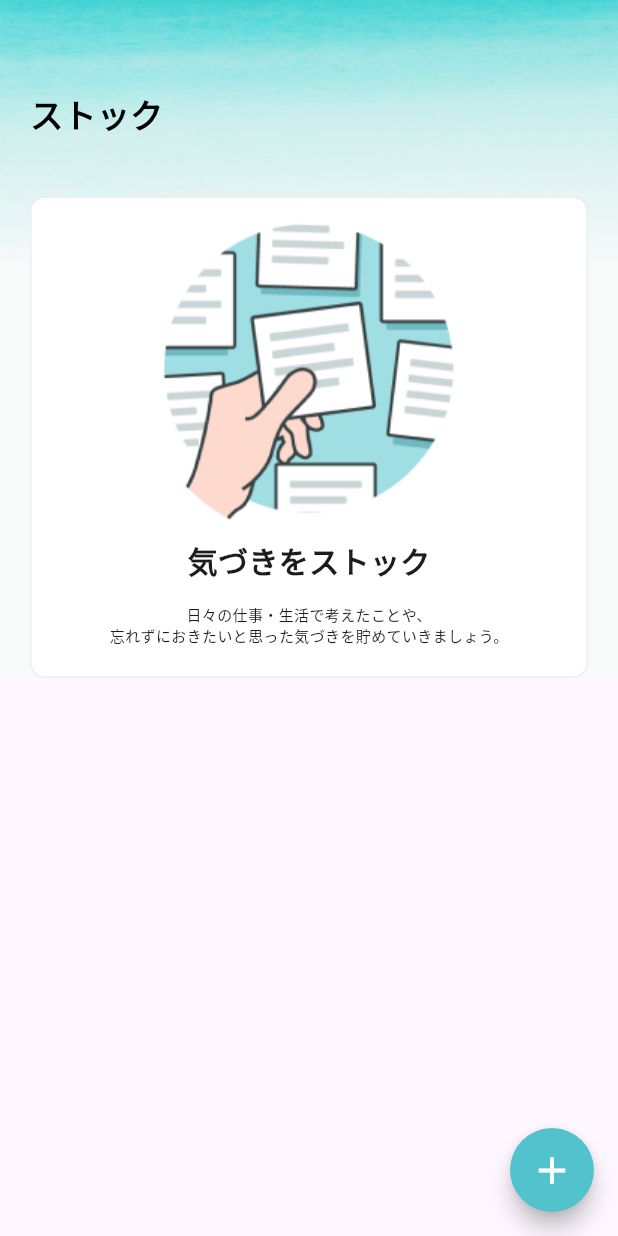
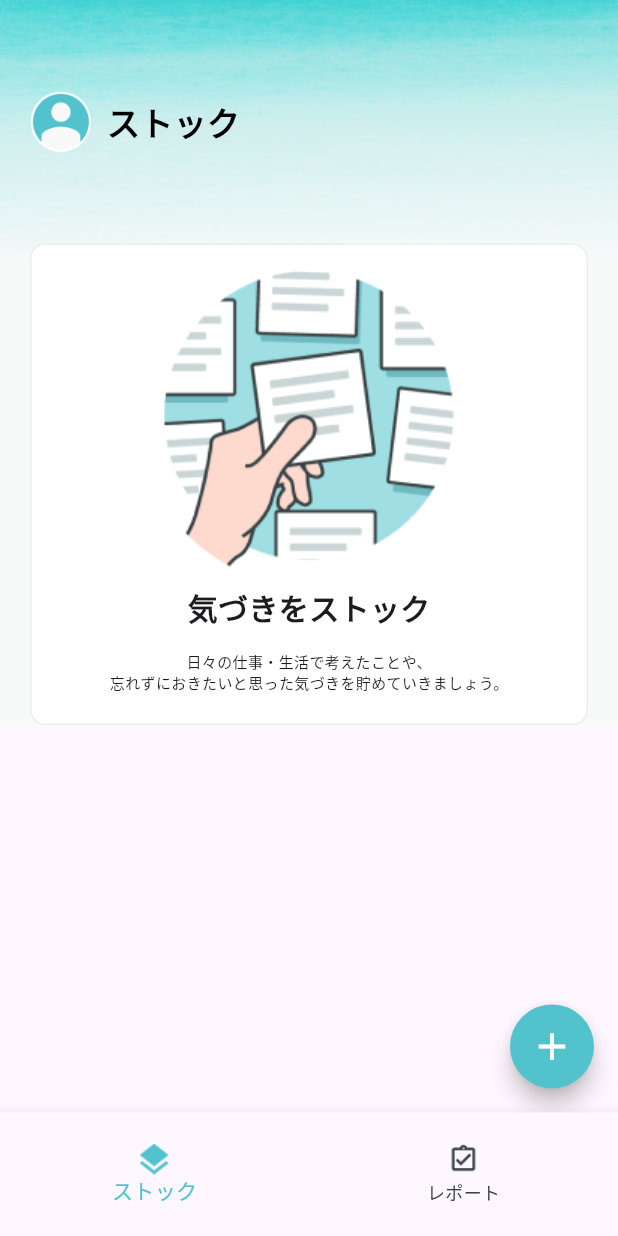
Before and after one commit to IwasaHinata141/stockr-ojt, a Flutter app: the screen it shows after launch, on a phone screen of 412 x 824 dp. Run offline on Flutter 3.47's test engine with Material 3 defaults, Android fonts, the phone set to English and light mode, and no system bars; our stand-ins replace cloud_firestore, firebase_core, flutter_riverpod, freezed_annotation, percent_indicator; accounts and stored records are empty.

Commit message:
feat: dashboardScreen追加

```diff
--- a/lib/main.dart
+++ b/lib/main.dart
@@ -3,6 +3,7 @@
 import 'package:stockr_ojt/ui/home_screen/view/home_screen_view.dart';
 import 'package:firebase_core/firebase_core.dart';
 import 'firebase_options.dart';
+import 'package:stockr_ojt/ui/dashboard_screen/view/dashboard_screen_view.dart';
 
 void main() async {
 
@@ -40,8 +41,54 @@
 
 class _MyHomePageState extends State<MyHomePage> {
 
+  int _currentIndex = 0;
+
+  // bottomNavigationBarのページのリスト
+  late final _pageWidgets = [
+    // ホーム画面
+    const HomeScreen(),
+    // ダッシュボード画面
+    const DashBoardScreen(),
+  ];
+
   @override
   Widget build(BuildContext context) {
-    return HomeScreen();
+    final screenHeight = MediaQuery.of(context).size.height;
+    final screenWidth = MediaQuery.of(context).size.width;
+    return Scaffold(
+      body: _pageWidgets[_currentIndex],
+      bottomNavigationBar: SizedBox(
+        height: screenHeight * 0.1,
+        child: BottomNavigationBar(
+          // 選択中のアイテムindex
+          currentIndex: _currentIndex,
+          // タップ時のハンドラ
+          onTap: (selectedIndex) => setState(() {
+            _currentIndex = selectedIndex;
+          }),
+          // ページ下部に表示するアイテム
+          items: [
+            BottomNavigationBarItem(
+              icon: SizedBox(
+                width: screenWidth * 0.05, // 画面の幅の10%をアイコンの幅に設定
+                height: screenWidth * 0.05, // 画面の幅の10%をアイコンの高さに設定
+                child: const ImageIcon(AssetImage('images/Vector.png')),
+              ),
+              label: "ストック",
+            ),
+            BottomNavigationBarItem(
+              icon: SizedBox(
+                width: screenWidth * 0.05, // 画面の幅の10%をアイコンの幅に設定
+                height: screenWidth * 0.05, // 画面の幅の10%をアイコンの高さに設定
+                child: const ImageIcon(AssetImage('images/icon.png')),
+              ),
+              label: "レポート",
+            ),
+          ],
+          selectedItemColor: const Color(0xFF52C2CD), // 選択されたアイテムの色
+          unselectedItemColor: const Color(0xFF374142), // 選択されていないアイテムの色
+        ),
+      ),
+    );
   }
 }
--- a/lib/model/get_my_stock_model.dart
+++ b/lib/model/get_datas/get_my_stock_model.dart
@@ -1,10 +1,9 @@
 import 'package:cloud_firestore/cloud_firestore.dart';
-import 'stock_model.dart';
-
+import '../freezed/stock_model.dart';
 final db = FirebaseFirestore.instance;
 
 Stream<List<Stock>> getMyStock() {
- return db.collection('user').doc("uid1").collection("stocks").snapshots().map((querySnapshot) {
+ return db.collection('users').doc("uid1").collection("stocks").snapshots().map((querySnapshot) {
     List<Stock> stockList = [];
     for (var docSnapshot in querySnapshot.docs) {
       Map<String, dynamic> stockData = docSnapshot.data();
--- a/lib/model/add_my_stock_model.dart
+++ b/lib/model/hancle_stocks/add_my_stock_model.dart
@@ -3,7 +3,7 @@ import 'package:cloud_firestore/cloud_firestore.dart';
 final db = FirebaseFirestore.instance;
 
 Future<bool> addMyStock(String text, DateTime timeStamp, String stockCode) async {
-  final myStockRef = db.collection('user').doc("uid1").collection("stocks").doc(stockCode);
+  final myStockRef = db.collection('users').doc("uid1").collection("stocks").doc(stockCode);
 
   final Map<String, dynamic> stockData = {
     'text': text,
--- a/lib/model/delete_my_stock_model.dart
+++ b/lib/model/hancle_stocks/delete_my_stock_model.dart
@@ -3,7 +3,7 @@ import 'package:cloud_firestore/cloud_firestore.dart';
 final db = FirebaseFirestore.instance;
 
 Future<bool> deleteMyStock(String stockCode) async {
-  final myStockRef = db.collection('user').doc("uid1").collection("stocks").doc(stockCode);
+  final myStockRef = db.collection('users').doc("uid1").collection("stocks").doc(stockCode);
 
   try {
     await myStockRef.delete();
--- a/lib/model/update_my_stock_model.dart
+++ b/lib/model/hancle_stocks/update_my_stock_model.dart
@@ -3,7 +3,7 @@ import 'package:cloud_firestore/cloud_firestore.dart';
 final db = FirebaseFirestore.instance;
 
 Future<bool> updateMyStock(String text,DateTime timeStamp,String stockCode) async {
-  final myStockRef = db.collection('user').doc("uid1").collection("stocks").doc(stockCode);
+  final myStockRef = db.collection('users').doc("uid1").collection("stocks").doc(stockCode);
 
   final Map<String, dynamic> stockData = {
     'text': text,
--- a/lib/ui/home_screen/view/home_screen_view.dart
+++ b/lib/ui/home_screen/view/home_screen_view.dart
@@ -1,6 +1,6 @@
 import 'package:flutter/material.dart';
 import 'package:flutter_riverpod/flutter_riverpod.dart';
-import 'package:stockr_ojt/model/stock_model.dart';
+import 'package:stockr_ojt/model/freezed/stock_model.dart';
 import '../../post_screen/view/post_screen_view.dart';
 import '../../post_screen/view_model/post_screen_view_model.dart';
 import '../../../ui/dialog/home_screen_dialog.dart';
@@ -12,7 +12,8 @@ class HomeScreen extends ConsumerWidget {
   @override
   Widget build(BuildContext context, WidgetRef ref) {
     final asyncData = ref.watch(postScreenViewModelProvider);
-
+    final screenHeight = MediaQuery.of(context).size.height;
+    final screenWidth = MediaQuery.of(context).size.width;
     return Scaffold(
       body: Container(
         color: const Color(0xFFF8FAFA),
@@ -42,13 +43,22 @@ class HomeScreen extends ConsumerWidget {
                               children: [
                                 Container(
                                     alignment: Alignment.centerLeft,
-                                    padding: const EdgeInsets.only(top: 60, left: 20),
-                                    child: const Text(
+                                    padding: const EdgeInsets.only(top: 40, left: 20),
+                                    child: Row(
+                                      children: [
+                                        SizedBox(
+                                          height: screenHeight*0.1,
+                                          width: screenWidth*0.1,
+                                          child: Image.asset('images/person-24px3.png')),
+                                        const SizedBox(width: 10),
+                                        const Text(
                                           'ストック',
                                           style: TextStyle(
                                               color: Colors.black,
                                               fontSize: 22,
                                               fontWeight: FontWeight.bold),
+                                        ),
+                                      ],
                                     )),
                                 // ストックの有無によって表示を分岐
                                 count != 0
@@ -167,7 +177,7 @@ class StockListWidget extends StatelessWidget {
   @override
   Widget build(BuildContext context) {
     return Container(
-      margin: const EdgeInsets.only(top: 40, left: 20, right: 20, bottom: 20),
+      margin: const EdgeInsets.only(top: 0, left: 20, right: 20, bottom: 20),
       width: double.infinity,
       child: Column(
         children: [
@@ -199,7 +209,7 @@ class StockListWidget extends StatelessWidget {
                     borderRadius: BorderRadius.circular(10),
                     border: Border.all(color: const Color(0xFFEAEEEF)),
                   ),
-                  margin: const EdgeInsets.only(top: 10),
+                  margin: const EdgeInsets.only(bottom: 10),
                   padding: const EdgeInsets.all(20),
                   width: double.infinity,
                   child: Stack(
@@ -211,8 +221,7 @@ class StockListWidget extends StatelessWidget {
                           'images/normal.png',
                         ),
                       ),
-                      Container(
-                        child: Column(
+                      Column(
                         children: [
                           Container(
                             width: double.infinity,
@@ -244,7 +253,6 @@ class StockListWidget extends StatelessWidget {
                           ),
                         ],
                       ),
-                      ),
                     ],
                   ),
                 ),
--- a/pubspec.yaml
+++ b/pubspec.yaml
@@ -44,6 +44,7 @@ dependencies:
   firebase_core: ^3.12.0
   cloud_firestore: ^5.6.4
   uuid: ^4.5.1
+  percent_indicator: ^4.2.2
 
 
 dev_dependencies:
```
Also changed, not shown: lib/model/freezed/score_model.dart (added, +16 -0 lines), lib/model/get_datas/get_my_score_model.dart (added, +16 -0 lines), lib/ui/dashboard_screen/view/dashboard_screen_view.dart (added, +116 -0 lines), lib/ui/dashboard_screen/viewmodel/dashboard_screen_viewmodel.dart (added, +21 -0 lines), lib/ui/dialog/home_screen_dialog.dart (+19 -21 lines), lib/ui/dialog/post_screen_dialog.dart (+20 -23 lines), lib/ui/post_screen/view/post_screen_view.dart (+11 -13 lines), lib/ui/post_screen/view_model/post_screen_view_model.dart (+5 -5 lines), images/person-24px3.png (renamed from images/person-24px 3.png), lib/model/freezed/score_model.freezed.dart (added), lib/model/freezed/stock_model.dart (renamed from lib/model/stock_model.dart), lib/model/freezed/stock_model.freezed.dart (renamed from lib/model/stock_model.freezed.dart), pubspec.lock. Lines whose indentation alone changed are shown as unchanged.
